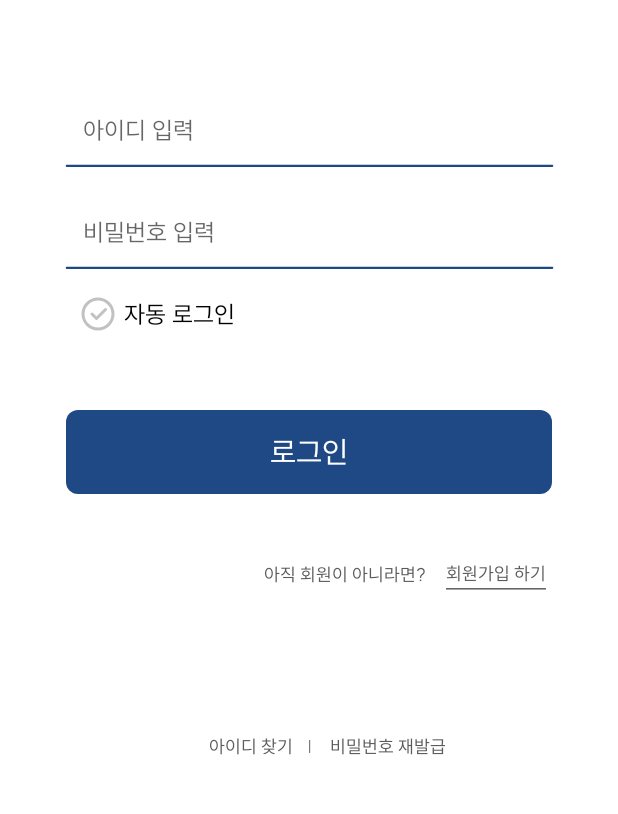
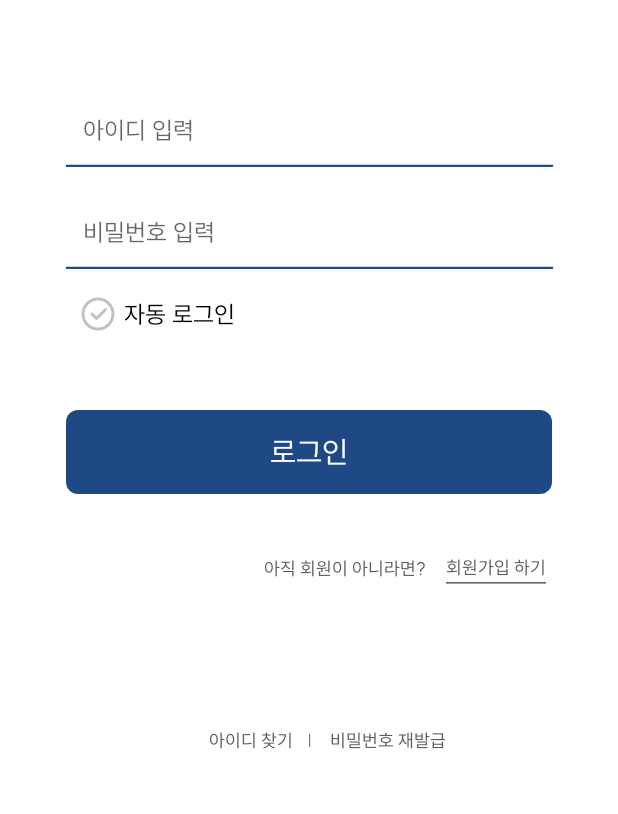
Before and after one commit to Conan-Capstone-design/Android, an Android app: the screen it shows after launch (LoginActivity), on a phone screen of 412 x 824 dp, the part 190-1004 px from its top. Run offline under Robolectric (Android 15) with nearby library versions, the phone set to English and light mode, and no system bars.

Commit message:
fix: 화면 비율 미세 조정#1

```diff
--- a/app/src/main/res/layout/activity_login.xml
+++ b/app/src/main/res/layout/activity_login.xml
@@ -92,15 +92,15 @@
         android:id="@+id/textView16"
         android:layout_width="wrap_content"
         android:layout_height="wrap_content"
-        android:layout_marginTop="35dp"
-        android:text="회원가입 하기"
-        android:textSize="12dp"
-        android:textColor="@color/Gray700"
+        android:layout_marginTop="31dp"
+        android:clickable="true"
+        android:cursorVisible="false"
+        android:focusable="false"
         android:fontFamily="@font/suit_regular"
         android:inputType="none"
-        android:focusable="false"
-        android:cursorVisible="false"
-        android:clickable="true"
+        android:text="회원가입 하기"
+        android:textColor="@color/Gray700"
+        android:textSize="12dp"
         app:layout_constraintEnd_toEndOf="@+id/button"
         app:layout_constraintTop_toBottomOf="@+id/button" />
 
```
